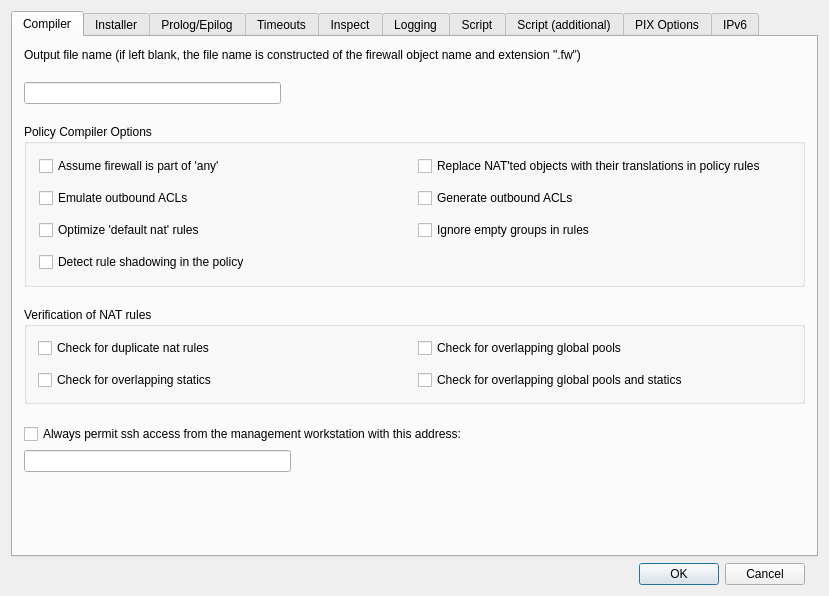
Old version of the form src/libgui/pixadvanceddialog_q.ui in the repository fwbuilder/fwbuilder.
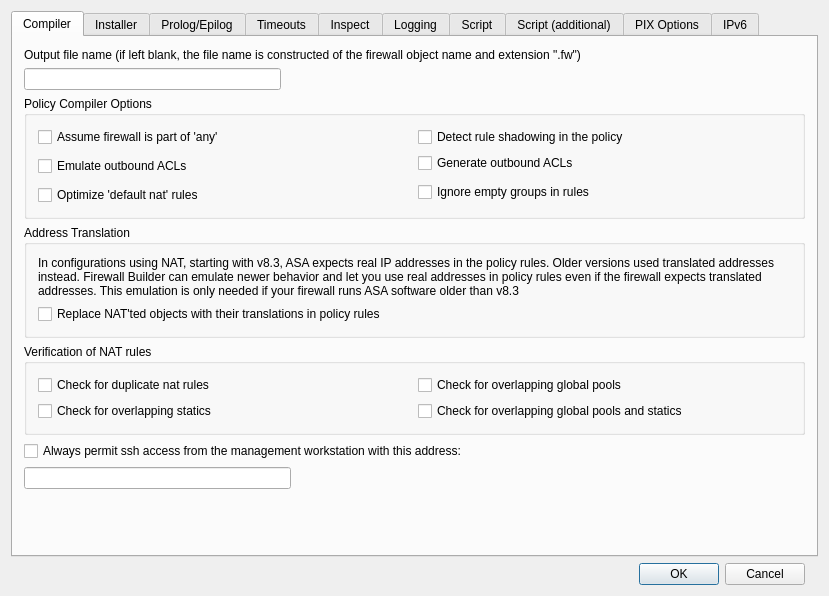
New version of the form. The open tabs and pages were chosen to show the change.

Commit message: refs #1887 using real IPs in ACL instead of translated addresses in pix 8.3; changes in the GUI

Diff of the .ui file:
```diff
--- a/src/libgui/pixadvanceddialog_q.ui
+++ b/src/libgui/pixadvanceddialog_q.ui
@@ -94,10 +94,7 @@
       <attribute name="title">
        <string>Compiler</string>
       </attribute>
-      <layout class="QGridLayout" name="gridLayout_18">
-       <property name="verticalSpacing">
-        <number>20</number>
-       </property>
+      <layout class="QGridLayout" name="gridLayout_20">
        <item row="0" column="0" colspan="2">
         <widget class="QLabel" name="textLabel1_5">
          <property name="sizePolicy">
@@ -140,18 +137,121 @@
          </property>
         </spacer>
        </item>
-       <item row="2" column="1">
-        <spacer name="verticalSpacer_2">
-         <property name="orientation">
-          <enum>Qt::Vertical</enum>
+       <item row="2" column="0" colspan="2">
+        <widget class="QGroupBox" name="frame114">
+         <property name="sizePolicy">
+          <sizepolicy hsizetype="Expanding" vsizetype="Preferred">
+           <horstretch>0</horstretch>
+           <verstretch>0</verstretch>
+          </sizepolicy>
          </property>
-         <property name="sizeHint" stdset="0">
+         <property name="maximumSize">
           <size>
-           <width>20</width>
-           <height>19</height>
+           <width>16777215</width>
+           <height>16777215</height>
           </size>
          </property>
-        </spacer>
+         <property name="title">
+          <string>Policy Compiler Options</string>
+         </property>
+         <layout class="QGridLayout" name="gridLayout_3">
+          <item row="0" column="0">
+           <widget class="QCheckBox" name="pix_assume_fw_part_of_any">
+            <property name="toolTip">
+             <string>Generate rules assuming the firewall is part of &quot;Any&quot;. This makes a difference in rules that use services 'ssh' and 'telnet' since PIX uses special commands to control ssh and telnet access to the firewall machine</string>
+            </property>
+            <property name="text">
+             <string>Assume firewall is part of 'any'</string>
+            </property>
+           </widget>
+          </item>
+          <item row="0" column="1">
+           <widget class="QCheckBox" name="pix_check_shadowing">
+            <property name="toolTip">
+             <string>Shadowing happens because a rule is a superset of a subsequent rule and any packets potentially matched by the subsequent rule have already been matched by the prior rule.</string>
+            </property>
+            <property name="text">
+             <string>Detect rule shadowing in the policy</string>
+            </property>
+           </widget>
+          </item>
+          <item row="1" column="0" rowspan="2">
+           <widget class="QCheckBox" name="pix_emulate_out_acl">
+            <property name="toolTip">
+             <string>Normally PIX does not support outbound ACL, however policy compiler can emulate them if this option is turned on</string>
+            </property>
+            <property name="text">
+             <string>Emulate outbound ACLs</string>
+            </property>
+           </widget>
+          </item>
+          <item row="1" column="1">
+           <widget class="QCheckBox" name="pix_generate_out_acl">
+            <property name="toolTip">
+             <string>Normally PIX does not support ouotbound ACL, however policy compiler can emulate them if this option is turned on</string>
+            </property>
+            <property name="text">
+             <string>Generate outbound ACLs</string>
+            </property>
+           </widget>
+          </item>
+          <item row="2" column="1" rowspan="2">
+           <widget class="QCheckBox" name="pix_ignore_empty_groups">
+            <property name="toolTip">
+             <string>If the option is deactivated, compiler treats empty groups as an error and aborts processing the policy. If this option is activated, compiler removes all empty groups from all rule elements. If rule element becomes 'any' after the last empty group has been removed, the whole rule will be ignored. Use this option only if you fully understand how it works!</string>
+            </property>
+            <property name="text">
+             <string>Ignore empty groups in rules</string>
+            </property>
+           </widget>
+          </item>
+          <item row="3" column="0">
+           <widget class="QCheckBox" name="pix_optimize_default_nat">
+            <property name="toolTip">
+             <string>In nat rules where network zone object is used in OSrc, ODst and OSrv are 'any' and TSrc defines a global pool for the translation, replace object in OSrc with 'any' to produce PIX command &quot;nat (interface) N 0.0.0.0 0.0.0.0&quot;</string>
+            </property>
+            <property name="text">
+             <string>Optimize 'default nat' rules</string>
+            </property>
+           </widget>
+          </item>
+         </layout>
+        </widget>
+       </item>
+       <item row="3" column="0" colspan="2">
+        <widget class="QGroupBox" name="groupBox_2">
+         <property name="title">
+          <string>Address Translation</string>
+         </property>
+         <layout class="QGridLayout" name="gridLayout_18">
+          <item row="0" column="0">
+           <widget class="QLabel" name="label_9">
+            <property name="text">
+             <string>In configurations using NAT, starting with v8.3, ASA expects real IP addresses in the policy rules. Older versions used translated addresses instead. Firewall Builder can emulate newer behavior and let you use real addresses in policy rules even if the firewall expects translated addresses. This emulation is only needed if your firewall runs ASA software older than v8.3</string>
+            </property>
+            <property name="wordWrap">
+             <bool>true</bool>
+            </property>
+           </widget>
+          </item>
+          <item row="1" column="0">
+           <widget class="QCheckBox" name="pix_replace_natted_objects">
+            <property name="sizePolicy">
+             <sizepolicy hsizetype="Minimum" vsizetype="Fixed">
+              <horstretch>0</horstretch>
+              <verstretch>0</verstretch>
+             </sizepolicy>
+            </property>
+            <property name="toolTip">
+             <string>PIX inspects packets with ACLs before it does NAT, while many other firewalls do NAT first and then apply ACLs. Policy compiler can emulate the latter behaviour if this options is turned on.</string>
+            </property>
+            <property name="text">
+             <string>Replace NAT'ted objects with their translations in policy rules</string>
+            </property>
+           </widget>
+          </item>
+         </layout>
+        </widget>
        </item>
        <item row="4" column="0" colspan="2">
         <widget class="QGroupBox" name="frame153">
@@ -172,7 +272,7 @@
          </property>
          <layout class="QGridLayout" name="gridLayout_17">
           <property name="verticalSpacing">
-           <number>12</number>
+           <number>-1</number>
           </property>
           <item row="0" column="0">
            <widget class="QCheckBox" name="pix_check_duplicate_nat">
@@ -273,109 +373,6 @@
          </property>
         </spacer>
        </item>
-       <item row="3" column="0" colspan="2">
-        <widget class="QGroupBox" name="frame114">
-         <property name="sizePolicy">
-          <sizepolicy hsizetype="Expanding" vsizetype="Preferred">
-           <horstretch>0</horstretch>
-           <verstretch>0</verstretch>
-          </sizepolicy>
-         </property>
-         <property name="maximumSize">
-          <size>
-           <width>16777215</width>
-           <height>16777215</height>
-          </size>
-         </property>
-         <property name="title">
-          <string>Policy Compiler Options</string>
-         </property>
-         <layout class="QGridLayout">
-          <property name="verticalSpacing">
-           <number>12</number>
-          </property>
-          <property name="margin">
-           <number>12</number>
-          </property>
-          <item row="0" column="0">
-           <widget class="QCheckBox" name="pix_assume_fw_part_of_any">
-            <property name="toolTip">
-             <string>Generate rules assuming the firewall is part of &quot;Any&quot;. This makes a difference in rules that use services 'ssh' and 'telnet' since PIX uses special commands to control ssh and telnet access to the firewall machine</string>
-            </property>
-            <property name="text">
-             <string>Assume firewall is part of 'any'</string>
-            </property>
-           </widget>
-          </item>
-          <item row="2" column="0">
-           <widget class="QCheckBox" name="pix_emulate_out_acl">
-            <property name="toolTip">
-             <string>Normally PIX does not support outbound ACL, however policy compiler can emulate them if this option is turned on</string>
-            </property>
-            <property name="text">
-             <string>Emulate outbound ACLs</string>
-            </property>
-           </widget>
-          </item>
-          <item row="4" column="0">
-           <widget class="QCheckBox" name="pix_optimize_default_nat">
-            <property name="toolTip">
-             <string>In nat rules where network zone object is used in OSrc, ODst and OSrv are 'any' and TSrc defines a global pool for the translation, replace object in OSrc with 'any' to produce PIX command &quot;nat (interface) N 0.0.0.0 0.0.0.0&quot;</string>
-            </property>
-            <property name="text">
-             <string>Optimize 'default nat' rules</string>
-            </property>
-           </widget>
-          </item>
-          <item row="6" column="0">
-           <widget class="QCheckBox" name="pix_check_shadowing">
-            <property name="toolTip">
-             <string>Shadowing happens because a rule is a superset of a subsequent rule and any packets potentially matched by the subsequent rule have already been matched by the prior rule.</string>
-            </property>
-            <property name="text">
-             <string>Detect rule shadowing in the policy</string>
-            </property>
-           </widget>
-          </item>
-          <item row="0" column="1">
-           <widget class="QCheckBox" name="pix_replace_natted_objects">
-            <property name="sizePolicy">
-             <sizepolicy hsizetype="Minimum" vsizetype="Fixed">
-              <horstretch>0</horstretch>
-              <verstretch>0</verstretch>
-             </sizepolicy>
-            </property>
-            <property name="toolTip">
-             <string>PIX inspects packets with ACLs before it does NAT, while many other firewalls do NAT first and then apply ACLs. Policy compiler can emulate the latter behaviour if this options is turned on.</string>
-            </property>
-            <property name="text">
-             <string>Replace NAT'ted objects with their translations in policy rules</string>
-            </property>
-           </widget>
-          </item>
-          <item row="2" column="1">
-           <widget class="QCheckBox" name="pix_generate_out_acl">
-            <property name="toolTip">
-             <string>Normally PIX does not support ouotbound ACL, however policy compiler can emulate them if this option is turned on</string>
-            </property>
-            <property name="text">
-             <string>Generate outbound ACLs</string>
-            </property>
-           </widget>
-          </item>
-          <item row="4" column="1">
-           <widget class="QCheckBox" name="pix_ignore_empty_groups">
-            <property name="toolTip">
-             <string>If the option is deactivated, compiler treats empty groups as an error and aborts processing the policy. If this option is activated, compiler removes all empty groups from all rule elements. If rule element becomes 'any' after the last empty group has been removed, the whole rule will be ignored. Use this option only if you fully understand how it works!</string>
-            </property>
-            <property name="text">
-             <string>Ignore empty groups in rules</string>
-            </property>
-           </widget>
-          </item>
-         </layout>
-        </widget>
-       </item>
       </layout>
      </widget>
      <widget class="QWidget" name="tab2">
```
Left out of the diff: 2 changed lines with no effect on the pictures. The commit also changes 1 other file.
